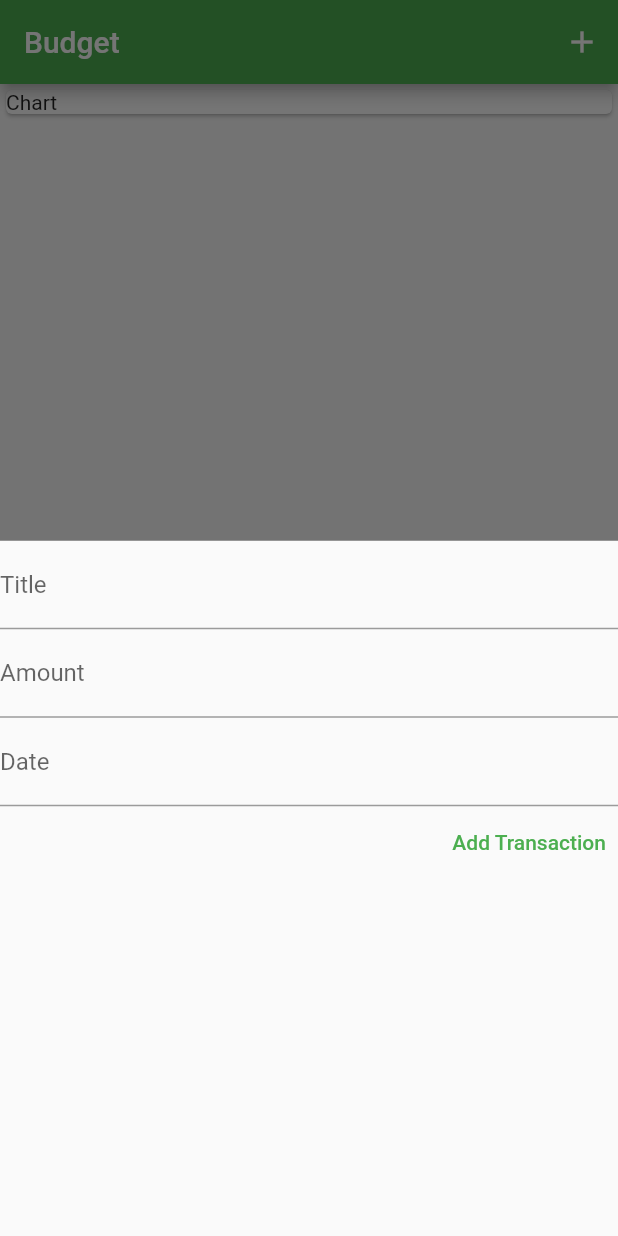
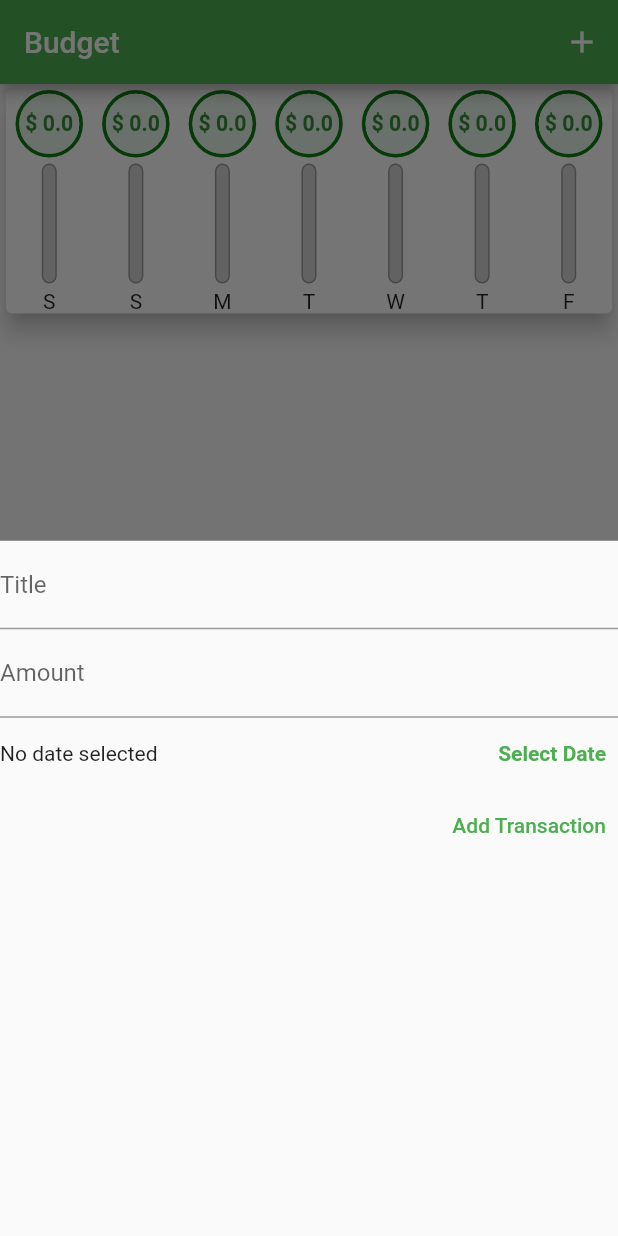
Before and after one commit to mohd-fa/budget, a Flutter app: the screen it shows after launch, after a tap on the "add" icon, on a phone screen of 412 x 824 dp. Run offline on Flutter 3.47's test engine with Material 2 defaults, Android fonts, the phone set to English and light mode, and no system bars.

Commit message:
Budget Completed

```diff
--- a/lib/main.dart
+++ b/lib/main.dart
@@ -1,34 +1,50 @@
+import 'package:budget/widgets/chart.dart';
 import 'package:flutter/material.dart';
-import 'package:intl/intl.dart';
 
 import './models/transaction.dart';
 import './widgets/newtransaction.dart';
 import './widgets/list_transactions.dart';
 
-void main() => runApp(MyApp());
+void main() => runApp(const MyApp());
 
 class MyApp extends StatelessWidget {
+  const MyApp({Key? key}) : super(key: key);
+
   @override
   Widget build(BuildContext context) {
     return MaterialApp(
-        theme: ThemeData(primarySwatch: Colors.green), home: Home());
+        theme: ThemeData(primarySwatch: Colors.green), home: const Home());
   }
 }
 
 class Home extends StatefulWidget {
+  const Home({Key? key}) : super(key: key);
+
   @override
   State<Home> createState() => _HomeState();
 }
 
 class _HomeState extends State<Home> {
-  final List<Transactions> transactions = [];
+  final List<Transactions> _transactions = [];
+  List<Transactions> get _recentTransactions {
+    return _transactions.where((tx) {
+      return tx.date.isAfter(DateTime.now().subtract(const Duration(days: 7)));
+    }).toList();
+  }
+
   void _addTransaction(String title, double amount, DateTime date) {
     setState(() {
-      transactions.add(Transactions(
+      _transactions.add(Transactions(
           transactionId: DateTime.now().toString(),
           transactionName: title,
           amount: amount,
           date: date));
+    });
+  }
+
+  void _dltTransaction(String dltId) {
+    setState(() {
+      _transactions.removeWhere((element) => element.transactionId == dltId);
     });
   }
 
@@ -44,23 +60,22 @@
           actions: [
             IconButton(
                 onPressed: () => startAddNewTransactions(context),
-                icon: Icon(Icons.add))
+                icon: const Icon(Icons.add))
           ],
-          title: Text('Budget'),
+          title: const Text('Budget'),
         ),
-        body: Column(
-          children: [
-            Container(
-              child: Card(child: Text('Chart')),
-              width: double.infinity,
-            ),
-            ListTransactions(transactions)
-          ],
+        body: SingleChildScrollView(
+          child: Column(
+            children: [
+              Chart(_recentTransactions),
+              ListTransactions(_transactions, _dltTransaction)
+            ],
+          ),
         ),
         floatingActionButtonLocation: FloatingActionButtonLocation.centerFloat,
         floatingActionButton: FloatingActionButton(
           onPressed: () => startAddNewTransactions(context),
-          child: Icon(Icons.add),
+          child: const Icon(Icons.add),
         ));
   }
 }
--- /dev/null
+++ b/lib/widgets/barchart.dart
@@ -0,0 +1,66 @@
+import 'package:flutter/material.dart';
+
+class BarChart extends StatelessWidget {
+  final Map<String, Object> val;
+  final double totalSum;
+
+  const BarChart(this.val, this.totalSum, {Key? key}) : super(key: key);
+
+  @override
+  Widget build(BuildContext context) {
+    return Expanded(
+      child: Column(
+        children: [
+          Container(
+              decoration: BoxDecoration(
+                  shape: BoxShape.circle,
+                  border: Border.all(
+                      color: const Color.fromARGB(255, 15, 126, 20),
+                      width: 2.5)),
+              child: CircleAvatar(
+                backgroundColor: Colors.green[50],
+                child: Padding(
+                  padding: const EdgeInsets.all(4.0),
+                  child: FittedBox(
+                      child: Text(
+                    '\$ ${val['amount']}',
+                    style: const TextStyle(fontWeight: FontWeight.bold),
+                  )),
+                ),
+              )),
+          const SizedBox(
+            height: 4,
+          ),
+          Container(
+            height: 80,
+            width: 10,
+            decoration: BoxDecoration(
+                border: Border.all(color: Colors.grey),
+                color: Colors.grey[350],
+                borderRadius: BorderRadius.circular(20)),
+            child: Stack(
+              children: [
+                Align(
+                  alignment: Alignment.bottomCenter,
+                  child: FractionallySizedBox(
+                      heightFactor: totalSum == 0
+                          ? 0
+                          : (val['amount'] as double) / totalSum,
+                      child: Container(
+                        decoration: BoxDecoration(
+                            color: Colors.green[700],
+                            borderRadius: BorderRadius.circular(20)),
+                      )),
+                )
+              ],
+            ),
+          ),
+          const SizedBox(
+            height: 4,
+          ),
+          Text('${val['day']}'),
+        ],
+      ),
+    );
+  }
+}
--- /dev/null
+++ b/lib/widgets/chart.dart
@@ -0,0 +1,49 @@
+import 'package:flutter/material.dart';
+import 'package:intl/intl.dart';
+
+import '../widgets/barchart.dart';
+import '../models/transaction.dart';
+
+// ignore: must_be_immutable
+class Chart extends StatelessWidget {
+  final List<Transactions> recentTransactions;
+  Chart(this.recentTransactions, {Key? key}) : super(key: key);
+  double totalSum = 0;
+
+  List<Map<String, Object>> get groupedTransactionVal {
+    return List.generate(7, (index) {
+      double sumDay = 0;
+      var weakDay = DateTime.now().subtract(Duration(days: index));
+
+      for (var i = 0; i < recentTransactions.length; i++) {
+        if (weakDay.day == recentTransactions[i].date.day &&
+            weakDay.month == recentTransactions[i].date.month &&
+            weakDay.year == recentTransactions[i].date.year) {
+          sumDay += recentTransactions[i].amount;
+          totalSum += recentTransactions[i].amount;
+        }
+      }
+      return {
+        'day': DateFormat.E().format(weakDay).substring(0, 1),
+        'amount': sumDay
+      };
+    });
+  }
+
+  @override
+  Widget build(BuildContext context) {
+    return Card(
+      elevation: 6,
+      child: Row(
+        children: [
+          ...groupedTransactionVal
+              .map((e) {
+                return BarChart(e, totalSum);
+              })
+              .toList()
+              .reversed
+        ],
+      ),
+    );
+  }
+}
--- a/lib/widgets/list_transactions.dart
+++ b/lib/widgets/list_transactions.dart
@@ -5,7 +5,10 @@ import '../models/transaction.dart';
 
 class ListTransactions extends StatefulWidget {
   final List<Transactions> transactions;
-  ListTransactions(this.transactions);
+  final Function dltTx;
+
+  const ListTransactions(this.transactions, this.dltTx, {Key? key})
+      : super(key: key);
 
   @override
   State<ListTransactions> createState() => _ListTransactionsState();
@@ -14,8 +17,21 @@ class ListTransactions extends StatefulWidget {
 class _ListTransactionsState extends State<ListTransactions> {
   @override
   Widget build(BuildContext context) {
-    return Container(
-      child: ListView.builder(
+    return SizedBox(
+      height: 500,
+      child: widget.transactions.isEmpty
+          ? Column(mainAxisAlignment: MainAxisAlignment.center, children: [
+              const Text(
+                'No transactions yet.',
+                style: TextStyle(fontWeight: FontWeight.bold, fontSize: 25),
+              ),
+              const SizedBox(
+                height: 4,
+              ),
+              Text('Add transaction.',
+                  style: TextStyle(fontSize: 18, color: Colors.grey[600]))
+            ])
+          : ListView.builder(
               itemCount: widget.transactions.length,
               itemBuilder: (ctx, index) {
                 return Card(
@@ -23,15 +39,15 @@ class _ListTransactionsState extends State<ListTransactions> {
                     Container(
                         decoration: BoxDecoration(
                             border: Border.all(color: Colors.green, width: 2)),
-                    margin: EdgeInsets.symmetric(
+                        margin: const EdgeInsets.symmetric(
                           vertical: 8,
                           horizontal: 10,
                         ),
                         child: Padding(
-                      padding: EdgeInsets.all(10),
+                          padding: const EdgeInsets.all(10),
                           child: Text(
                             '\$ ${widget.transactions[index].amount}',
-                        style: TextStyle(
+                            style: const TextStyle(
                                 fontSize: 24,
                                 fontWeight: FontWeight.bold,
                                 color: Colors.green),
@@ -42,20 +58,33 @@ class _ListTransactionsState extends State<ListTransactions> {
                       children: [
                         Text(
                           widget.transactions[index].transactionName,
-                      style:
-                          TextStyle(fontWeight: FontWeight.bold, fontSize: 20),
+                          style: const TextStyle(
+                              fontWeight: FontWeight.bold, fontSize: 21),
+                        ),
+                        const SizedBox(
+                          height: 3,
                         ),
                         Text(
                           DateFormat('dd-MM-yyyy')
                               .format(widget.transactions[index].date),
-                      style: TextStyle(color: Colors.grey, fontSize: 12),
+                          style:
+                              const TextStyle(color: Colors.grey, fontSize: 12),
                         )
                       ],
-                )
+                    ),
+                    Expanded(child: Container()),
+                    IconButton(
+                        iconSize: 32,
+                        alignment: Alignment.centerRight,
+                        onPressed: () => widget
+                            .dltTx(widget.transactions[index].transactionId),
+                        icon: Icon(
+                          Icons.close_rounded,
+                          color: Colors.red[600],
+                        ))
                   ]),
                 );
               }),
-      height: 500,
     );
   }
 }
--- a/lib/widgets/newtransaction.dart
+++ b/lib/widgets/newtransaction.dart
@@ -3,62 +3,72 @@ import 'package:intl/intl.dart';
 
 class NewTansaction extends StatefulWidget {
   final Function addTx;
-
-  NewTansaction(this.addTx, {Key? key}) : super(key: key);
+  const NewTansaction(this.addTx, {Key? key}) : super(key: key);
 
   @override
   State<NewTansaction> createState() => _NewTansactionState();
 }
 
 class _NewTansactionState extends State<NewTansaction> {
-  final titleController = TextEditingController();
-  final dateController = TextEditingController();
-  late DateTime dateTimeVal;
-  final amountController = TextEditingController();
+  final _titleController = TextEditingController();
+  DateTime? _dateTimeVal;
+  final _amountController = TextEditingController();
 
   @override
   Widget build(BuildContext context) {
-    return Container(
-      // height: 300,
-      child: Column(
+    return Column(
       crossAxisAlignment: CrossAxisAlignment.end,
       children: [
         TextField(
-            decoration: InputDecoration(labelText: 'Title'),
-            controller: titleController,
+          decoration: const InputDecoration(labelText: 'Title'),
+          controller: _titleController,
         ),
         TextField(
-            decoration: InputDecoration(labelText: 'Amount'),
-            controller: amountController,
+          decoration: const InputDecoration(labelText: 'Amount'),
+          controller: _amountController,
           keyboardType: TextInputType.number,
         ),
-          TextField(
-            decoration: InputDecoration(labelText: 'Date'),
-            readOnly: true,
-            onTap: () async {
-              dateTimeVal = await showDatePicker(
+        Row(
+          children: [
+            Expanded(
+                child: _dateTimeVal == null
+                    ? const Text('No date selected')
+                    : Text(
+                        'Picked Date: ${DateFormat('dd-MM-yyyy').format(_dateTimeVal as DateTime)}')),
+            TextButton(
+                onPressed: () => showDatePicker(
                             context: context,
                             firstDate: DateTime(2000),
                             initialDate: DateTime.now(),
-                  lastDate: DateTime(2100)) as DateTime;
-
+                            lastDate: DateTime.now())
+                        .then((value) {
+                      if (value == null) return;
                       setState(() {
-                dateController.text =
-                    DateFormat('dd-MM-yyyy').format(dateTimeVal);
+                        _dateTimeVal = value;
                       });
-            },
-            controller: dateController,
-          ),
-          // DatePickerDialog(
-          //     initialDate: DateTime.now(),
-          //     firstDate: DateTime(2000),
-          //     lastDate: DateTime(2100)),
-          TextButton(
-              onPressed: () => widget.addTx(titleController.text,
-                  double.parse(amountController.text), dateTimeVal),
-              child: Text('Add Transaction')),
+                    }),
+                child: const Text(
+                  'Select Date',
+                  style: TextStyle(fontWeight: FontWeight.bold),
+                ))
           ],
         ),
+        TextButton(
+            onPressed: () {
+              final enteredText = _titleController.text;
+              final enteredAmount = double.parse(_amountController.text);
+
+              if (enteredAmount <= 0 ||
+                  enteredText.isEmpty ||
+                  _dateTimeVal == null) return;
+
+              widget.addTx(_titleController.text,
+                  double.parse(_amountController.text), _dateTimeVal);
+
+              Navigator.of(context).pop();
+            },
+            child: const Text('Add Transaction')),
+      ],
     );
   }
 }
```
Also changed, not shown: 1 other file. Lines whose indentation alone changed are shown as unchanged.
